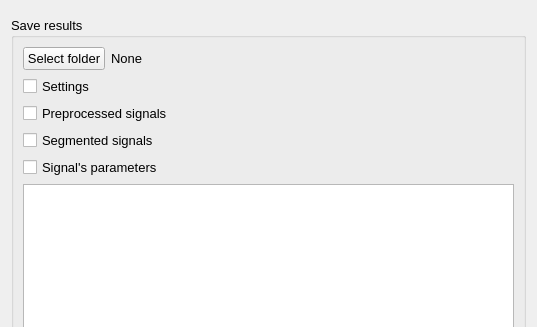
Qt form Save/save_widget.ui (medusabci/medusa-analyzer) before a commit; both pictures show x 0 to 537 and y 0 to 327 of the 537 by 482 pixel window.
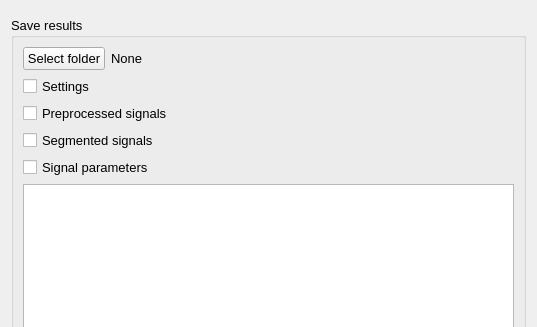
The same form after that commit.

Patch:
```diff
--- a/Save/save_widget.ui
+++ b/Save/save_widget.ui
@@ -102,7 +102,7 @@
          <string>.mat files with the extracted parameters.</string>
         </property>
         <property name="text">
-         <string>Signal's parameters</string>
+         <string>Signal parameters</string>
         </property>
        </widget>
       </item>
```
